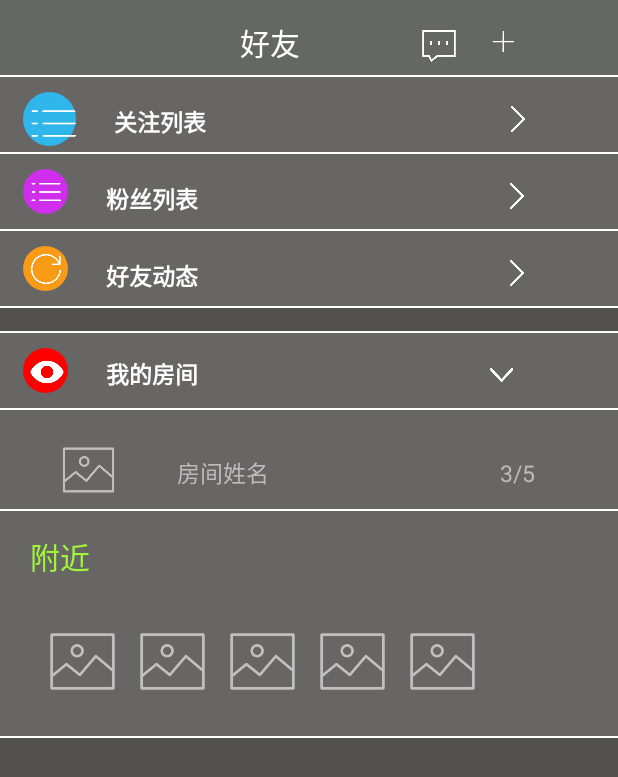
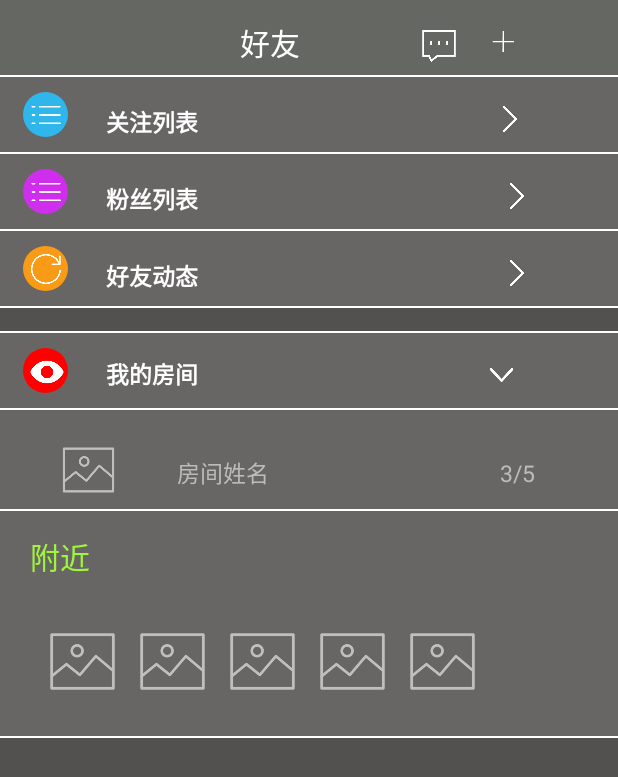
Before and after one commit to AOPG/heybro_android, an Android app: the fragment FragmentFriend shown on its own in the app's theme, on a phone screen of 412 x 824 dp. Shown: the top 777 px of the screen. Run offline under Robolectric (Android 15) with nearby library versions, the phone set to English and light mode, and no system bars.

Commit message:
更新好友界面小细节

```diff
--- a/app/src/main/res/layout/fragment_friend.xml
+++ b/app/src/main/res/layout/fragment_friend.xml
@@ -58,10 +58,10 @@
               >
 
                 <ImageView
-                    android:layout_width="30dp"
-                    android:layout_height="30dp"
+                    android:layout_width="20dp"
+                    android:layout_height="20dp"
                     android:layout_marginLeft="5dp"
-                    android:layout_marginTop="6dp"
+                    android:layout_marginTop="5dp"
                     android:src="@drawable/category" />
             </LinearLayout>
             <TextView
```
